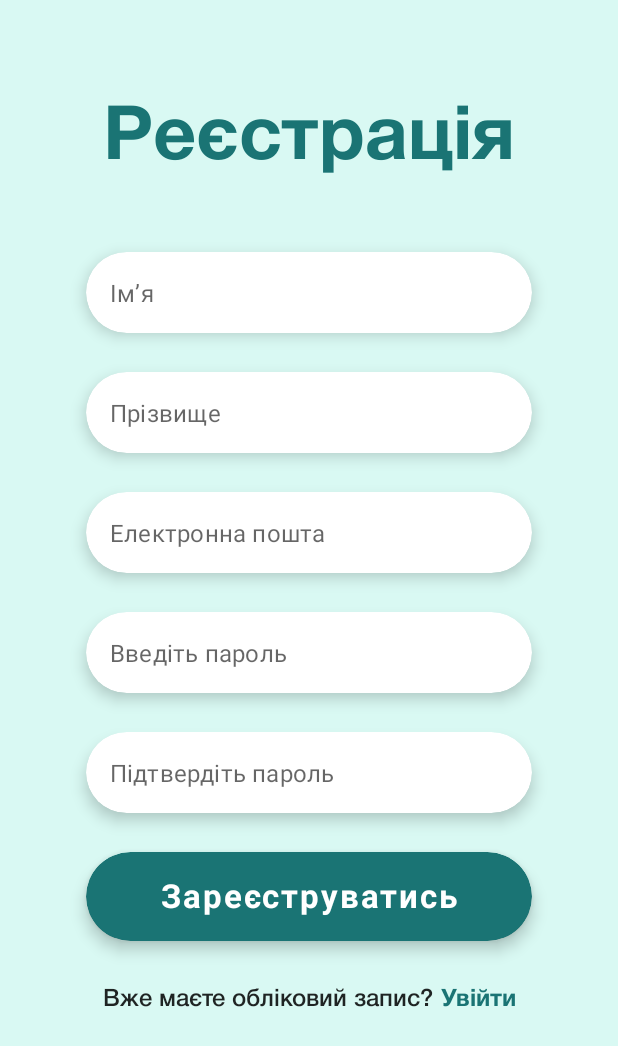
After one commit to MoiroUA/front-android, an Android app built with Jetpack Compose: the composable RegistrationScreen shown on its own in the app's theme, on a phone screen of 412 x 824 dp. The commit adds this screen. Shown: the top 1046 px of the screen. Run offline under Robolectric (Android 15) with nearby library versions, the phone set to English and light mode, and no system bars; our stand-ins replace accompanist; libraries missing offline, so code that uses them is left out: com.ramcosta.composedestinations; 1 statement that could not run was skipped.

Commit message:
add ui side of authentication and navigation logic

```diff
--- a/app/src/main/AndroidManifest.xml
+++ b/app/src/main/AndroidManifest.xml
@@ -16,7 +16,7 @@
         <activity
             android:name=".MainActivity"
             android:exported="true"
-            android:label="@string/app_name"
+            android:label="@string/title_activity_main"
             android:theme="@style/Theme.Vision">
             <intent-filter>
                 <action android:name="android.intent.action.MAIN" />
--- /dev/null
+++ b/app/src/main/java/io/moiro/vision/screens/authentication/RegistrationScreen.kt
@@ -0,0 +1,159 @@
+package io.moiro.vision.screens.authentication
+
+import androidx.compose.foundation.clickable
+import androidx.compose.foundation.isSystemInDarkTheme
+import androidx.compose.foundation.layout.*
+import androidx.compose.foundation.shape.RoundedCornerShape
+import androidx.compose.material.*
+import androidx.compose.runtime.Composable
+import androidx.compose.runtime.SideEffect
+import androidx.compose.ui.Alignment
+import androidx.compose.ui.Modifier
+import androidx.compose.ui.draw.shadow
+import androidx.compose.ui.graphics.Color
+import androidx.compose.ui.text.font.FontWeight
+import androidx.compose.ui.unit.dp
+import androidx.compose.ui.unit.sp
+import com.google.accompanist.systemuicontroller.rememberSystemUiController
+import com.ramcosta.composedestinations.annotation.Destination
+import com.ramcosta.composedestinations.navigation.DestinationsNavigator
+import io.moiro.vision.screens.authentication.destinations.LoginScreenDestination
+
+@Destination(start = true)
+@Composable
+fun RegistrationScreen(navigator: DestinationsNavigator) {
+    val systemUiController = rememberSystemUiController()
+    val darkTheme = isSystemInDarkTheme()
+
+    SideEffect {
+        systemUiController.setStatusBarColor(
+            color = if (darkTheme) Color(0xFF1A7474) else Color(0xFFD9F9F3)
+        )
+    }
+    Column(
+        modifier = Modifier
+            .fillMaxSize()
+            .padding(top = 70.dp),
+        horizontalAlignment = Alignment.CenterHorizontally
+    ) {
+        Text(
+            text = "Реєстрація",
+            fontSize = 50.sp,
+            fontWeight = FontWeight.Bold,
+            modifier = Modifier.padding(bottom = 52.dp),
+            color = MaterialTheme.colors.primary
+        )
+        TextField(value = "", onValueChange = {}, placeholder = { Text(text = "Ім’я") },
+            colors = TextFieldDefaults.textFieldColors(
+                textColor = Color(0x000EF355),
+                backgroundColor = MaterialTheme.colors.onPrimary,
+                focusedIndicatorColor = Color.Transparent,
+                unfocusedIndicatorColor = Color.Transparent,
+                disabledIndicatorColor = Color.Transparent,
+                cursorColor = MaterialTheme.colors.secondary
+            ),
+            modifier = Modifier
+                .size(width = 297.dp, height = 80.dp)
+                .padding(bottom = 26.dp)
+                .shadow(elevation = 6.dp, shape = RoundedCornerShape(30.dp)),
+            shape = RoundedCornerShape(30.dp)
+        )
+        TextField(value = "", onValueChange = {}, placeholder = { Text(text = "Прізвище") },
+            colors = TextFieldDefaults.textFieldColors(
+                textColor = Color(0x000EF355),
+                backgroundColor = MaterialTheme.colors.onPrimary,
+                focusedIndicatorColor = Color.Transparent,
+                unfocusedIndicatorColor = Color.Transparent,
+                disabledIndicatorColor = Color.Transparent,
+                cursorColor = MaterialTheme.colors.secondary
+            ),
+            modifier = Modifier
+                .size(width = 297.dp, height = 80.dp)
+                .padding(bottom = 26.dp)
+                .shadow(elevation = 6.dp, shape = RoundedCornerShape(30.dp)),
+            shape = RoundedCornerShape(30.dp)
+        )
+        TextField(
+            value = "",
+            onValueChange = {},
+            placeholder = { Text(text = "Електронна пошта") },
+            colors = TextFieldDefaults.textFieldColors(
+                textColor = Color(0x000EF355),
+                backgroundColor = MaterialTheme.colors.onPrimary,
+                focusedIndicatorColor = Color.Transparent,
+                unfocusedIndicatorColor = Color.Transparent,
+                disabledIndicatorColor = Color.Transparent,
+                cursorColor = MaterialTheme.colors.secondary
+            ),
+            modifier = Modifier
+                .size(width = 297.dp, height = 80.dp)
+                .padding(bottom = 26.dp)
+                .shadow(elevation = 6.dp, shape = RoundedCornerShape(30.dp)),
+            shape = RoundedCornerShape(30.dp)
+        )
+        TextField(
+            value = "",
+            onValueChange = {},
+            placeholder = { Text(text = "Введіть пароль") },
+            colors = TextFieldDefaults.textFieldColors(
+                textColor = Color(0x000EF355),
+                backgroundColor = MaterialTheme.colors.onPrimary,
+                focusedIndicatorColor = Color.Transparent,
+                unfocusedIndicatorColor = Color.Transparent,
+                disabledIndicatorColor = Color.Transparent,
+                cursorColor = MaterialTheme.colors.secondary
+            ),
+            modifier = Modifier
+                .size(width = 297.dp, height = 80.dp)
+                .padding(bottom = 26.dp)
+                .shadow(elevation = 6.dp, shape = RoundedCornerShape(30.dp)),
+            shape = RoundedCornerShape(30.dp)
+        )
+        TextField(
+            value = "",
+            onValueChange = {},
+            placeholder = { Text(text = "Підтвердіть пароль") },
+            colors = TextFieldDefaults.textFieldColors(
+                textColor = Color(0x000EF355),
+                backgroundColor = MaterialTheme.colors.onPrimary,
+                focusedIndicatorColor = Color.Transparent,
+                unfocusedIndicatorColor = Color.Transparent,
+                disabledIndicatorColor = Color.Transparent,
+                cursorColor = MaterialTheme.colors.secondary
+            ),
+            modifier = Modifier
+                .size(width = 297.dp, height = 80.dp)
+                .padding(bottom = 26.dp)
+                .shadow(elevation = 6.dp, shape = RoundedCornerShape(30.dp)),
+            shape = RoundedCornerShape(30.dp)
+        )
+        Button(
+            onClick = { /*TODO*/ },
+            shape = RoundedCornerShape(30.dp),
+            modifier = Modifier
+                .size(width = 297.dp, height = 59.dp)
+                .shadow(elevation = 6.dp, shape = RoundedCornerShape(30.dp))
+        ) {
+            Text(
+                text = "Зареєструватись",
+                fontSize = 22.sp,
+                fontWeight = FontWeight.Bold
+            )
+        }
+        Row(
+            modifier = Modifier.padding(top = 32.dp)
+        ) {
+            Text(
+                text = "Вже маєте обліковий запис? ",
+                fontWeight = FontWeight.Medium,
+            )
+            Text(
+                text = "Увійти",
+                fontWeight = FontWeight.Bold,
+                color = MaterialTheme.colors.primary,
+                modifier = Modifier.clickable {
+                    navigator.navigate(LoginScreenDestination())
+                })
+        }
+    }
+}
--- a/app/src/main/res/values/strings.xml
+++ b/app/src/main/res/values/strings.xml
@@ -1,3 +1,4 @@
 <resources>
     <string name="app_name">Vision</string>
+    <string name="title_activity_main">MainActivity</string>
 </resources>
--- a/app/src/main/res/values/themes.xml
+++ b/app/src/main/res/values/themes.xml
@@ -1,7 +1,5 @@
 <?xml version="1.0" encoding="utf-8"?>
 <resources>
-
     <style name="Theme.Vision" parent="android:Theme.Material.Light.NoActionBar">
-        <item name="android:statusBarColor">@color/purple_700</item>
     </style>
 </resources>
--- a/gradle.properties
+++ b/gradle.properties
@@ -21,3 +21,4 @@ kotlin.code.style=official
 # resources declared in the library itself and none from the library's dependencies,
 # thereby reducing the size of the R class for that library
 android.nonTransitiveRClass=true
+android.suppressUnsupportedCompileSdk=32
```
Also changed, not shown: app/build.gradle (+23 -2 lines), app/src/main/java/io/moiro/vision/MainActivity.kt (+25 -3 lines), app/src/main/java/io/moiro/vision/screens/authentication/LoginScreen.kt (added, +124 -0 lines), app/src/main/java/io/moiro/vision/ui/theme/Color.kt (+5 -4 lines), app/src/main/java/io/moiro/vision/ui/theme/Theme.kt (+12 -17 lines), app/src/main/java/io/moiro/vision/ui/theme/Type.kt (+8 -14 lines), app/src/main/res/values/colors.xml (deleted, +0 -10 lines), build.gradle (+14 -6 lines), app/src/main/res/font/helveticaneuebold.ttf (added), app/src/main/res/font/helveticaneuemedium.ttf (added).
